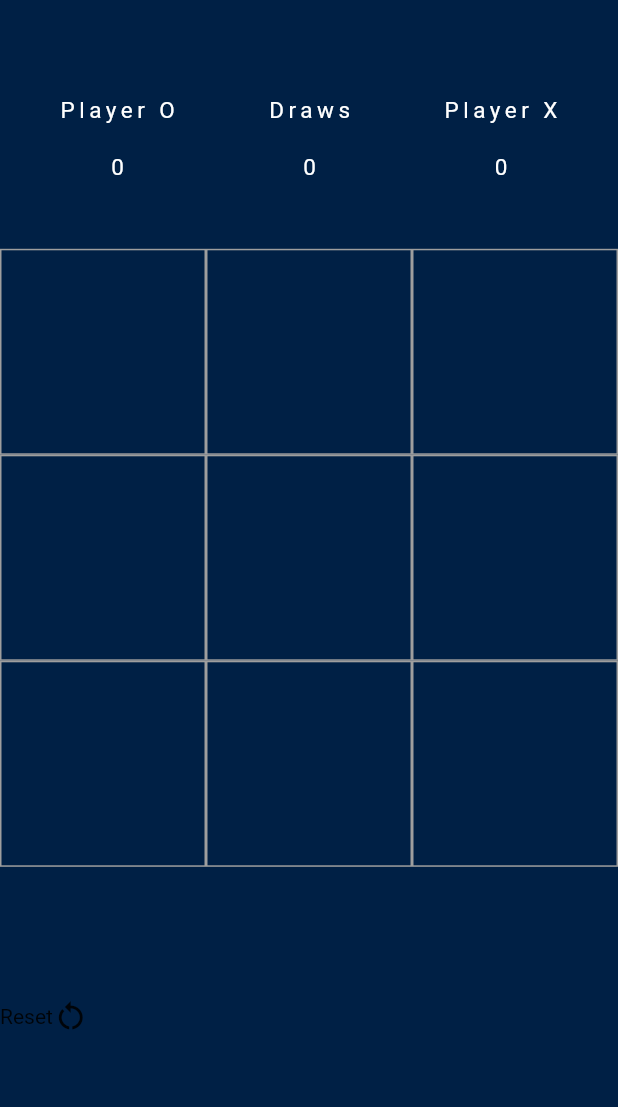
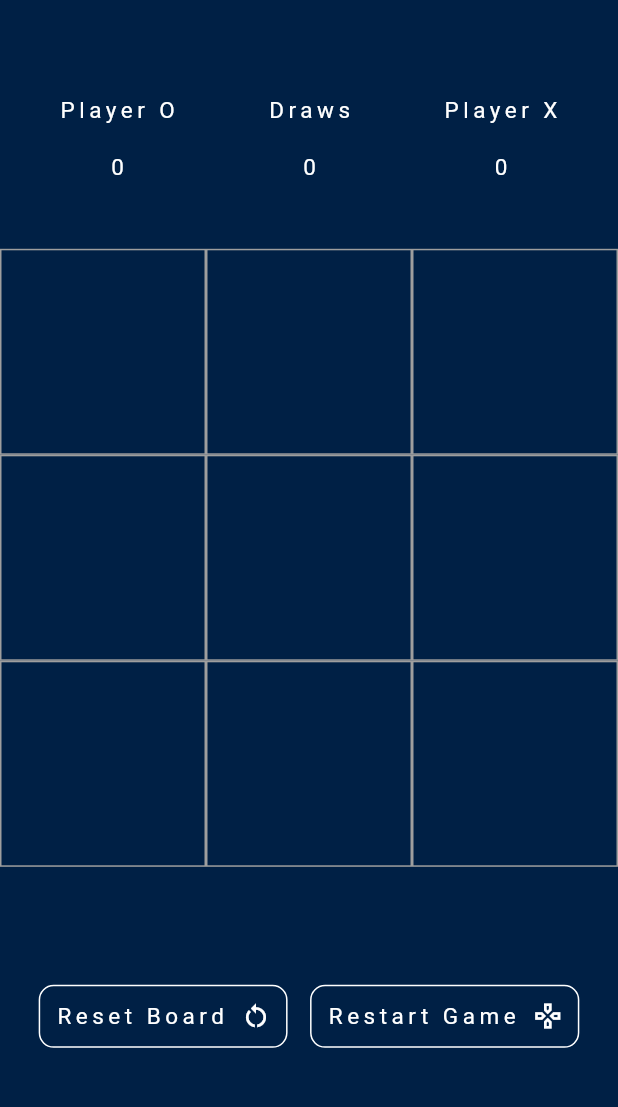
Before and after one commit to harini0-0/TicTacToe, a Flutter app: the screen it shows after launch, on a phone screen of 412 x 824 dp, the part 110-1217 px from its top. Run offline on Flutter 3.47's test engine with Material 2 defaults, Android fonts, the phone set to English and light mode, and no system bars.

Commit message:
Final Code

```diff
--- a/lib/Screens/homescreen.dart
+++ b/lib/Screens/homescreen.dart
@@ -113,16 +113,58 @@ class _HomePageState extends State<HomePage> {
                     );
                   }),
             ),
-            Expanded(child: GestureDetector(
-              onTap: (){},
-              child: Container(
-                child: Row(
-                  children: <Widget>[
-                    Text("Reset"),
-                    Icon(Icons.restart_alt),
-                  ],
+            Expanded(child: Row(
+              crossAxisAlignment: CrossAxisAlignment.center,
+              mainAxisAlignment: MainAxisAlignment.center,
+              children: [
+                GestureDetector(
+                  onTap: (){
+                    _clearBoard();
+                  },
+                  child: Container(
+                    padding: EdgeInsets.all(10),
+                    decoration: BoxDecoration(
+                      border: Border.all(
+                        color: Colors.white,
+                      ),
+                      borderRadius: BorderRadius.circular(10),
+                    ),
+                    child: Row(
+                      mainAxisAlignment: MainAxisAlignment.center,
+                      crossAxisAlignment: CrossAxisAlignment.center,
+                      children: <Widget>[
+                        Text("Reset Board", style: TextStyle(color: Colors.white, letterSpacing: 3, fontSize: 15),),
+                        SizedBox(width: 10,),
+                        Icon(Icons.restart_alt, size: 20, color: Colors.white,),
+                      ],
+                    ),
+                  ),
                 ),
-              ),
+                SizedBox(width: 15,),
+                GestureDetector(
+                  onTap: (){
+                    _clearGame();
+                  },
+                  child: Container(
+                    padding: EdgeInsets.all(10),
+                    decoration: BoxDecoration(
+                      border: Border.all(
+                        color: Colors.white,
+                      ),
+                      borderRadius: BorderRadius.circular(10),
+                    ),
+                    child: Row(
+                      mainAxisAlignment: MainAxisAlignment.center,
+                      crossAxisAlignment: CrossAxisAlignment.center,
+                      children: <Widget>[
+                        Text("Restart Game", style: TextStyle(color: Colors.white, letterSpacing: 3, fontSize: 15),),
+                        SizedBox(width: 10,),
+                        Icon(Icons.gamepad_outlined, size: 20, color: Colors.white,),
+                      ],
+                    ),
+                  ),
+                ),
+              ],
             ))
           ],
         ),
@@ -266,5 +308,16 @@ class _HomePageState extends State<HomePage> {
     });
     filledBoxes = 0;
   }
-
+  void _clearGame() {
+    setState(() {
+      for(int i=0; i<9; i++){
+        displayExOh[i] = '';
+      }
+    });
+    filledBoxes = 0;
+    ohScore = 0;
+    exScore = 0;
+    drawScore = 0;
+    ohTurn = true;
+  }
 }
--- a/lib/main.dart
+++ b/lib/main.dart
@@ -11,6 +11,7 @@ class MyApp extends StatelessWidget {
   @override
   Widget build(BuildContext context) {
     return MaterialApp(
+      debugShowCheckedModeBanner: false,
       home: HomePage(),
     );
   }
```
